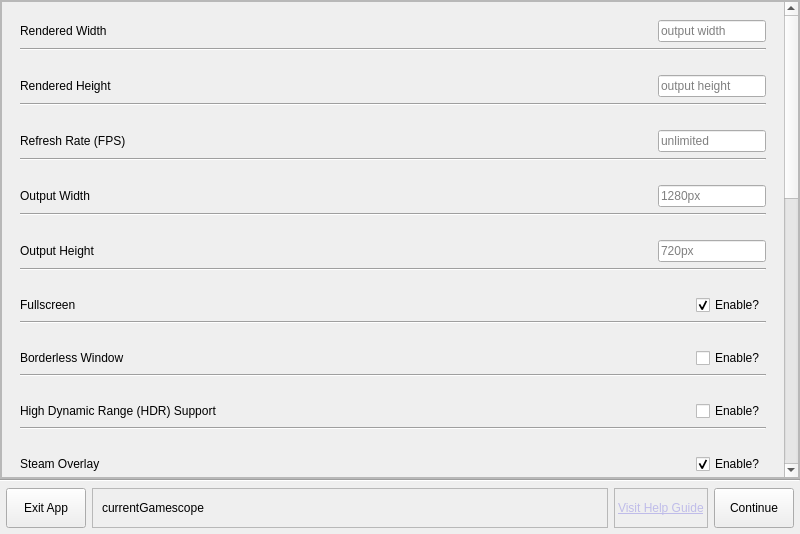
The window that src/mainwindow.ui (rfrench3/scopebuddy-gui) describes before a commit, drawn with Qt 5.
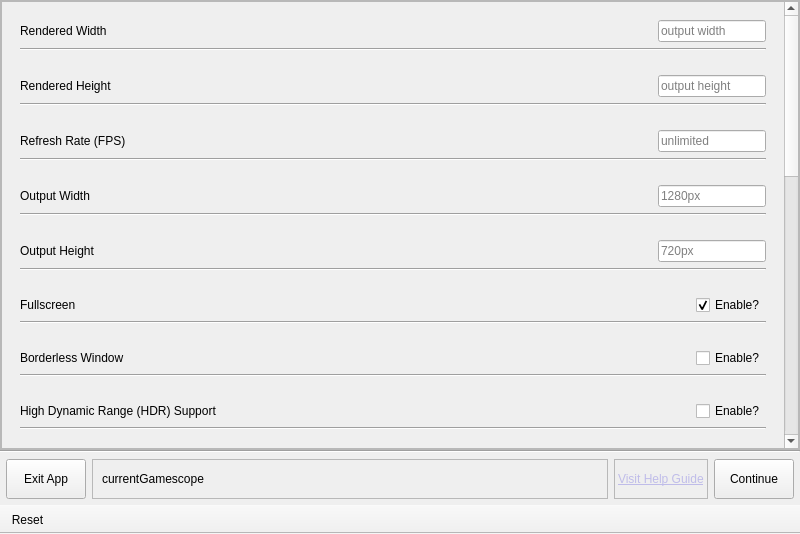
The same window after the commit. Icons and pictures are not drawn.

Commit message: begin testing of new mainWindow ui

```diff
--- a/src/mainwindow.ui
+++ b/src/mainwindow.ui
@@ -2102,6 +2102,44 @@
     </item>
    </layout>
   </widget>
+  <widget class="QToolBar" name="toolBar">
+   <property name="contextMenuPolicy">
+    <enum>Qt::ContextMenuPolicy::PreventContextMenu</enum>
+   </property>
+   <property name="windowTitle">
+    <string>toolBar</string>
+   </property>
+   <property name="movable">
+    <bool>false</bool>
+   </property>
+   <property name="toolButtonStyle">
+    <enum>Qt::ToolButtonStyle::ToolButtonTextBesideIcon</enum>
+   </property>
+   <property name="floatable">
+    <bool>true</bool>
+   </property>
+   <attribute name="toolBarArea">
+    <enum>BottomToolBarArea</enum>
+   </attribute>
+   <attribute name="toolBarBreak">
+    <bool>false</bool>
+   </attribute>
+   <addaction name="actionReset"/>
+  </widget>
+  <action name="actionReset">
+   <property name="icon">
+    <iconset theme="edit-undo"/>
+   </property>
+   <property name="text">
+    <string>Reset</string>
+   </property>
+   <property name="toolTip">
+    <string>Sets options to saved configuration</string>
+   </property>
+   <property name="menuRole">
+    <enum>QAction::MenuRole::ApplicationSpecificRole</enum>
+   </property>
+  </action>
  </widget>
  <resources/>
  <connections/>
```
The commit also changes 2 other files.
